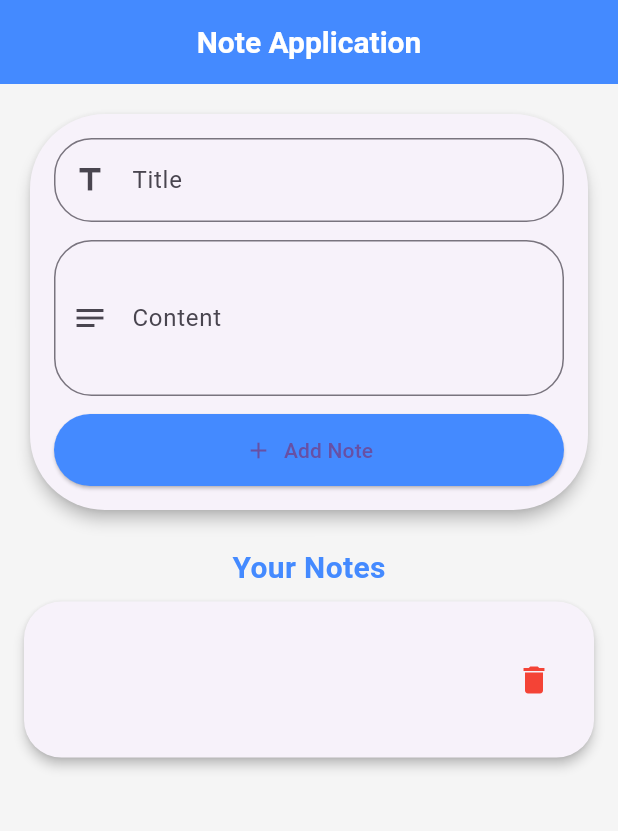
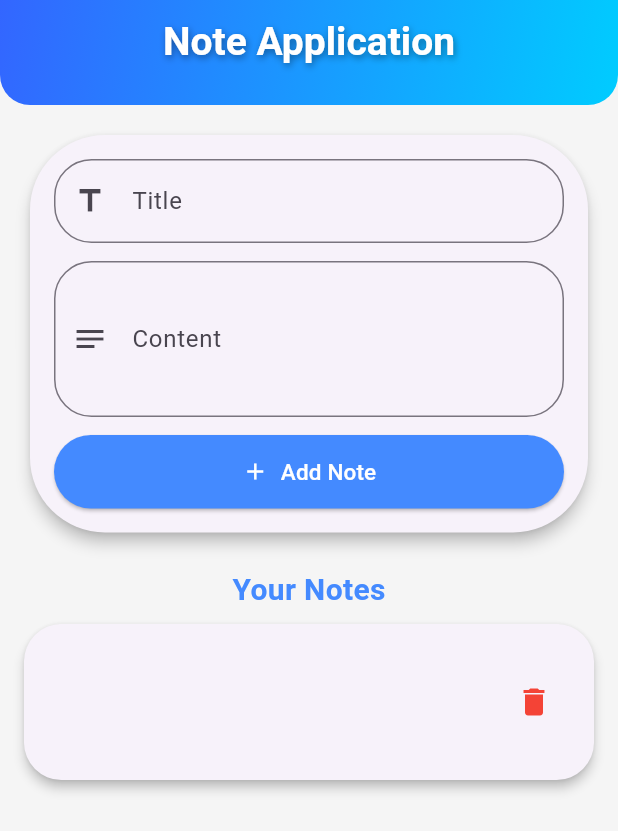
Before and after one commit to Mos3b24/note_application, a Flutter app: the screen it shows after launch, after a tap on "Add Note", on a phone screen of 412 x 824 dp. Shown: the top 831 px of the screen. Run offline on Flutter 3.47's test engine with Material 3 defaults, Android fonts, the phone set to English and light mode, and no system bars; our stand-ins replace sqflite; accounts and stored records are empty.

Commit message:
Update the app bar

```diff
--- a/lib/Models/note.dart
+++ b/lib/Models/note.dart
@@ -2,16 +2,14 @@ import 'dart:convert';
 
 class Note {
   final int? id;
-  final String? title;
-  final String? content;
+  final String title;
+  final String content;
 
   Note({
     this.id,
     required this.title,
     required this.content,
   });
-
-
 
   Map<String, dynamic> toMap() {
     return {
--- a/lib/Screens/note_page.dart
+++ b/lib/Screens/note_page.dart
@@ -50,19 +50,39 @@ class _NotePageState extends State<NotePage> {
   Widget build(BuildContext context) {
     return Scaffold(
       backgroundColor: Colors.grey[100],
-      appBar: AppBar(
-        elevation: 0,
-        backgroundColor: Colors.blueAccent,
+
+      appBar: PreferredSize(
+        preferredSize: const Size.fromHeight(70),
+        child: AppBar(
           title: const Text(
             'Note Application',
             style: TextStyle(
+              fontSize: 26,
               fontWeight: FontWeight.bold,
-            fontSize: 20,
               color: Colors.white,
+              shadows: [
+                Shadow(blurRadius: 6, color: Colors.black38, offset: Offset(1, 2)),
+              ],
             ),
           ),
           centerTitle: true,
+          flexibleSpace: Container(
+            decoration: const BoxDecoration(
+              gradient: LinearGradient(
+                colors: [Color(0xFF3366FF), Color(0xFF00CCFF)],
+                begin: Alignment.topLeft,
+                end: Alignment.bottomRight,
               ),
+              borderRadius: BorderRadius.vertical(
+                bottom: Radius.circular(20),
+              ),
+            ),
+          ),
+          elevation: 0,
+          backgroundColor: Colors.transparent,
+        ),
+      ),
+
       body: Padding(
         padding: const EdgeInsets.all(16.0),
         child: Column(
@@ -104,8 +124,8 @@ class _NotePageState extends State<NotePage> {
                       width: double.infinity,
                       child: ElevatedButton.icon(
                         onPressed: addNote,
-                        icon: const Icon(Icons.add),
-                        label: const Text('Add Note'),
+                        icon: const Icon(Icons.add, color: Color(0xFFFFFFFF),),
+                        label: const Text('Add Note', style: TextStyle(color: Color(0xFFFFFFFF), fontSize: 15),),
                         style: ElevatedButton.styleFrom(
                           backgroundColor: Colors.blueAccent,
                           padding: const EdgeInsets.symmetric(vertical: 14),
@@ -154,7 +174,7 @@ class _NotePageState extends State<NotePage> {
                           child: ListTile(
                             contentPadding: const EdgeInsets.all(16),
                             title: Text(
-                              note.title ?? 'No Title',
+                              note.title,
                               style: const TextStyle(
                                 fontWeight: FontWeight.bold,
                                 fontSize: 16,
@@ -163,7 +183,7 @@ class _NotePageState extends State<NotePage> {
                             subtitle: Padding(
                               padding: const EdgeInsets.only(top: 6.0),
                               child: Text(
-                                note.content ?? 'No Content',
+                                note.content,
                                 style: const TextStyle(
                                   fontSize: 14,
                                   color: Colors.black87,
```
Lines whose indentation alone changed are shown as unchanged.
